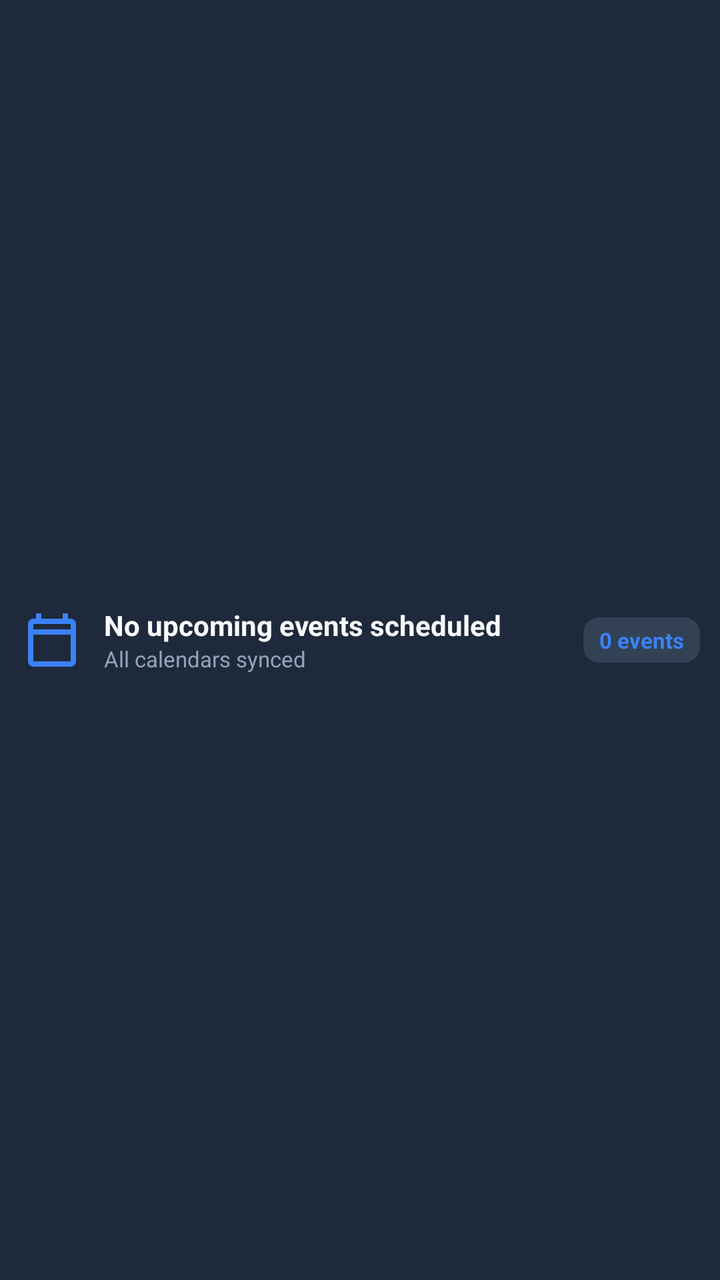
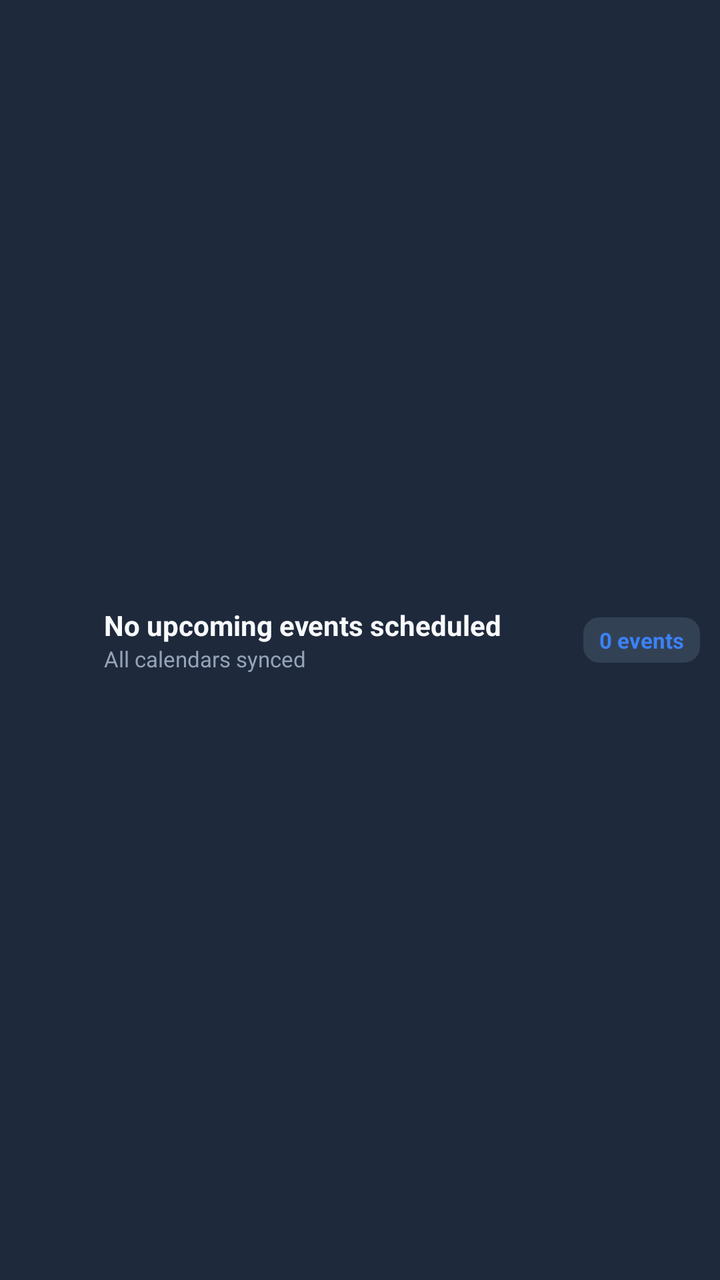

The first picture is an Android layout as it rendered before a commit; the second is the same layout after the commit. The layout source and the unified diff follow.
<!-- AndroidManifest.xml: application theme Theme.LockCal -->
<!-- res/layout/notification_lock_calendar_collapsed.xml -->
<?xml version="1.0" encoding="utf-8"?>
<LinearLayout xmlns:android="http://schemas.android.com/apk/res/android"
    android:layout_width="match_parent"
    android:layout_height="wrap_content"
    android:orientation="horizontal"
    android:gravity="center_vertical"
    android:padding="10dp"
    android:background="#1E293B">

    <ImageView
        android:id="@+id/ivNotifIcon"
        android:layout_width="32dp"
        android:layout_height="32dp"
        android:src="@drawable/ic_calendar"
        android:contentDescription="@string/app_name"
        android:layout_marginEnd="10dp" />

    <LinearLayout
        android:layout_width="0dp"
        android:layout_height="wrap_content"
        android:layout_weight="1"
        android:orientation="vertical">

        <TextView
            android:id="@+id/tvNotifNextTitle"
            android:layout_width="wrap_content"
            android:layout_height="wrap_content"
            android:text="@string/notification_no_events"
            android:textColor="#F8FAFC"
            android:textSize="14sp"
            android:textStyle="bold"
            android:singleLine="true" />

        <TextView
            android:id="@+id/tvNotifNextTime"
            android:layout_width="wrap_content"
            android:layout_height="wrap_content"
            android:text="All calendars synced"
            android:textColor="#94A3B8"
            android:textSize="11sp"
            android:singleLine="true" />
    </LinearLayout>

    <TextView
        android:id="@+id/tvNotifEventCount"
        android:layout_width="wrap_content"
        android:layout_height="wrap_content"
        android:background="@drawable/bg_badge"
        android:textColor="#3B82F6"
        android:textSize="11sp"
        android:textStyle="bold"
        android:paddingHorizontal="8dp"
        android:paddingVertical="4dp"
        android:text="0 events" />
</LinearLayout>
<!-- resources referenced by this layout -->
<resources>
  <!-- drawable bg_badge (drawable) -->
  <shape xmlns:android="http://schemas.android.com/apk/res/android"
      android:shape="rectangle">
      <corners android:radius="8dp" />
      <solid android:color="#334155" />
  </shape>
  <!-- drawable ic_calendar (drawable) -->
  <vector xmlns:android="http://schemas.android.com/apk/res/android"
      android:width="24dp"
      android:height="24dp"
      android:viewportWidth="24"
      android:viewportHeight="24">
      <path
          android:fillColor="#3B82F6"
          android:pathData="M19,4h-1V2h-2v2H8V2H6v2H5C3.89,4 3.01,4.9 3.01,6L3,20c0,1.1 0.89,2 2,2h14c1.1,0 2,-0.9 2,-2V6C21,4.9 20.1,4 19,4zM19,20H5V10h14V20zM19,8H5V6h14V8z"/>
  </vector>
  <string name="app_name">LockCal</string>
  <string name="notification_no_events">No upcoming events scheduled</string>
  <style name="Theme.LockCal" parent="Theme.Material3.DayNight.NoActionBar">
          <item name="colorPrimary">@color/primary</item>
          <item name="colorOnPrimary">@color/on_primary</item>
          <item name="android:windowBackground">@color/background</item>
          <item name="android:statusBarColor">@color/background</item>
          <item name="android:navigationBarColor">@color/background</item>
          <item name="android:windowLightStatusBar">false</item>
      </style>
  <color name="primary">#3B82F6</color>
  <color name="on_primary">#FFFFFF</color>
  <color name="background">#0F172A</color>
</resources>

<!-- the commit's change to res/layout/notification_lock_calendar_collapsed.xml (unified diff, before → after) -->
@@ -11,7 +11,6 @@
         android:id="@+id/ivNotifIcon"
         android:layout_width="32dp"
         android:layout_height="32dp"
-        android:src="@drawable/ic_calendar"
         android:contentDescription="@string/app_name"
         android:layout_marginEnd="10dp" />
 
<!-- resource entries referenced after the edit -->
@@ -6,16 +6,6 @@
       <corners android:radius="8dp" />
       <solid android:color="#334155" />
   </shape>
-  <!-- drawable ic_calendar (drawable) -->
-  <vector xmlns:android="http://schemas.android.com/apk/res/android"
-      android:width="24dp"
-      android:height="24dp"
-      android:viewportWidth="24"
-      android:viewportHeight="24">
-      <path
-          android:fillColor="#3B82F6"
-          android:pathData="M19,4h-1V2h-2v2H8V2H6v2H5C3.89,4 3.01,4.9 3.01,6L3,20c0,1.1 0.89,2 2,2h14c1.1,0 2,-0.9 2,-2V6C21,4.9 20.1,4 19,4zM19,20H5V10h14V20zM19,8H5V6h14V8z"/>
-  </vector>
   <string name="app_name">LockCal</string>
   <string name="notification_no_events">No upcoming events scheduled</string>
   <style name="Theme.LockCal" parent="Theme.Material3.DayNight.NoActionBar">
